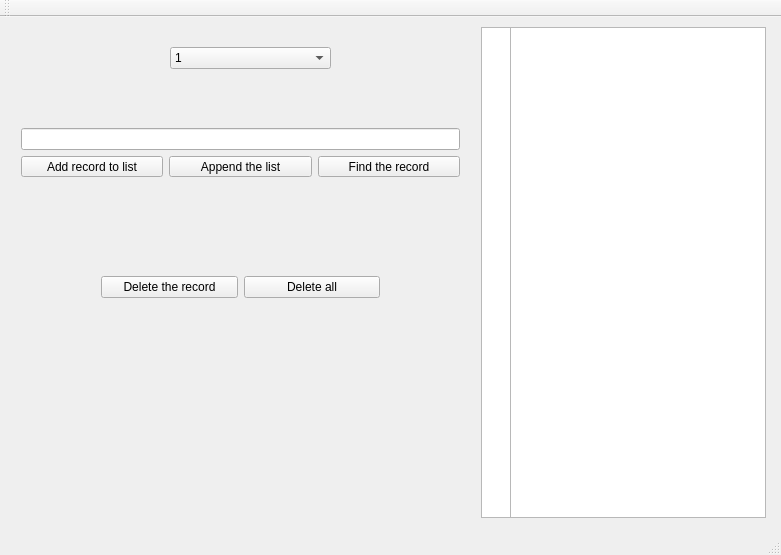
LaVestima/tcs-oop-ex1, file mainwindow.ui: the form before one commit.
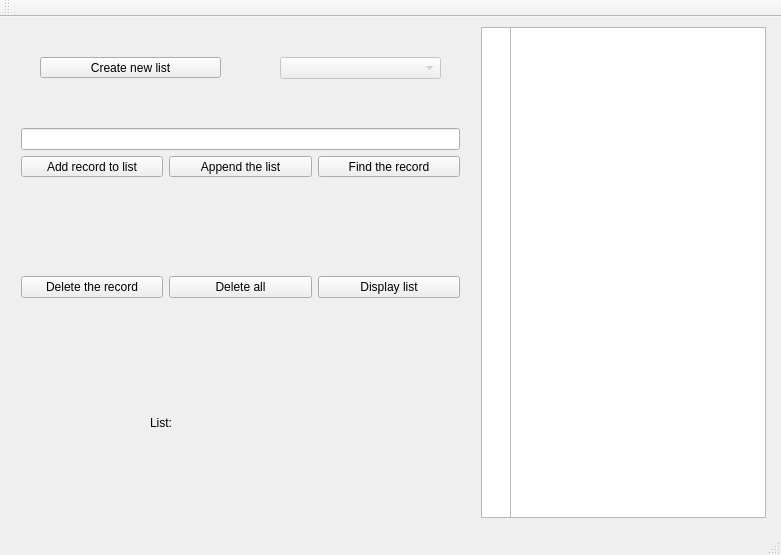
The form after the commit.

Commit message: working displayList, getListLength, deleteAllRecords

The edit to the form file:
```diff
--- a/mainwindow.ui
+++ b/mainwindow.ui
@@ -34,15 +34,24 @@
      </rect>
     </property>
    </widget>
-   <widget class="QComboBox" name="comboBox">
+   <widget class="QComboBox" name="listSelectComboBox">
+    <property name="enabled">
+     <bool>false</bool>
+    </property>
     <property name="geometry">
      <rect>
-      <x>170</x>
-      <y>30</y>
+      <x>280</x>
+      <y>40</y>
       <width>161</width>
       <height>22</height>
      </rect>
     </property>
+    <property name="currentText">
+     <string/>
+    </property>
+    <property name="currentIndex">
+     <number>-1</number>
+    </property>
     <item>
      <property name="text">
       <string>1</string>
@@ -101,9 +110,9 @@
    <widget class="QWidget" name="gridLayoutWidget">
     <property name="geometry">
      <rect>
-      <x>90</x>
+      <x>10</x>
       <y>230</y>
-      <width>301</width>
+      <width>461</width>
       <height>80</height>
      </rect>
     </property>
@@ -122,14 +131,54 @@
        </property>
       </widget>
      </item>
+     <item row="0" column="2">
+      <widget class="QPushButton" name="displayListButton">
+       <property name="text">
+        <string>Display list</string>
+       </property>
+      </widget>
+     </item>
     </layout>
    </widget>
-   <zorder>listWidget</zorder>
-   <zorder>idListWidget</zorder>
-   <zorder>comboBox</zorder>
-   <zorder>verticalLayoutWidget</zorder>
-   <zorder>gridLayoutWidget</zorder>
-   <zorder>horizontalLayoutWidget</zorder>
+   <widget class="QPushButton" name="newListButton">
+    <property name="geometry">
+     <rect>
+      <x>40</x>
+      <y>40</y>
+      <width>181</width>
+      <height>21</height>
+     </rect>
+    </property>
+    <property name="text">
+     <string>Create new list</string>
+    </property>
+   </widget>
+   <widget class="QLabel" name="mainLabel">
+    <property name="geometry">
+     <rect>
+      <x>20</x>
+      <y>330</y>
+      <width>201</width>
+      <height>51</height>
+     </rect>
+    </property>
+    <property name="text">
+     <string/>
+    </property>
+   </widget>
+   <widget class="QLabel" name="label">
+    <property name="geometry">
+     <rect>
+      <x>150</x>
+      <y>330</y>
+      <width>221</width>
+      <height>151</height>
+     </rect>
+    </property>
+    <property name="text">
+     <string>List: </string>
+    </property>
+   </widget>
   </widget>
   <widget class="QMenuBar" name="menuBar">
    <property name="geometry">
```
Left out of the diff: 2 changed lines with no effect on the pictures. The commit also changes 6 other files.
